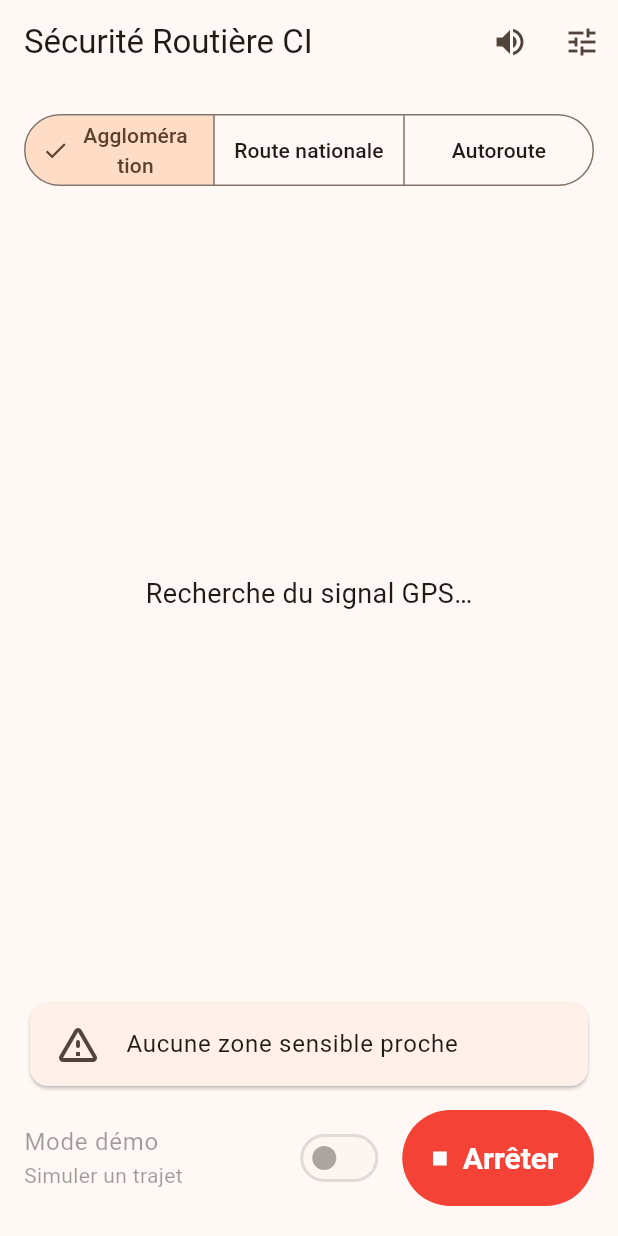
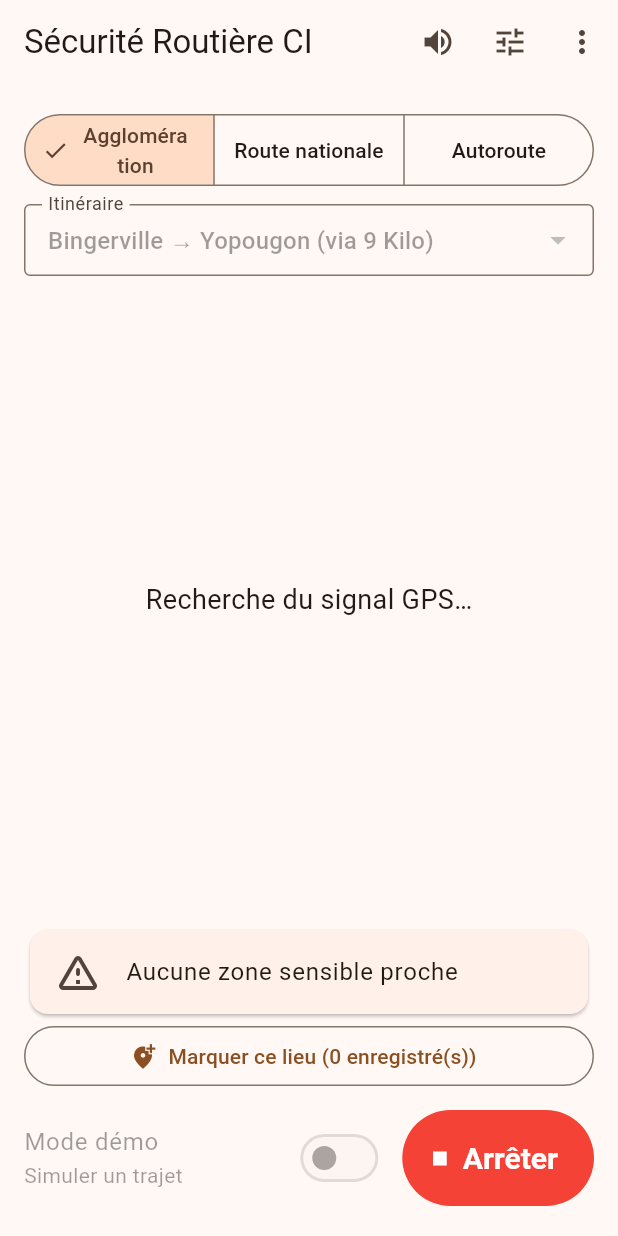
Before and after one commit to danielzehima/app_road_securiry, a Flutter app: the screen it shows after launch, after a tap on "Démarrer", on a phone screen of 412 x 824 dp. Run offline on Flutter 3.47's test engine with Material 3 defaults, Android fonts, the phone set to English and light mode, and no system bars; our stand-ins replace audioplayers, flutter_tts, geolocator, shared_preferences, wakelock_plus; statements that could not run were skipped.

Commit message:
Itineraire Bingerville - Yopougon via 9 Kilo, bouton Marquer ce lieu
- Itineraire avec 6 carrefours / zones (coordonnees approximatives)
- Choix de l'itineraire a l'ecran ; le mode demo suit le trace
- Bouton Marquer ce lieu : enregistre la position GPS reelle sur le telephone
- Tests : zones sur le trace, annonces dans l'ordre

Co-Authored-By: Claude Opus 5.5 <noreply@anthropic.com>
Claude-Session: https://claude.ai/code/session_013GBrGP71wuPqq36nSYbvcC

```diff
--- a/lib/core/alert_engine.dart
+++ b/lib/core/alert_engine.dart
@@ -106,7 +106,8 @@ class EngineResult {
 class AlertEngine {
   AlertConfig config;
   RoadType roadType;
-  final List<Zone> zones;
+  /// Zones actives (itinéraire choisi + lieux marqués). Modifiable en cours de route.
+  List<Zone> zones;
 
   AlertEngine({
     required this.zones,
--- a/lib/core/models.dart
+++ b/lib/core/models.dart
@@ -19,7 +19,9 @@ enum ZoneType {
   controle('Zone de contrôle'),
   ecole('École'),
   village('Traversée de village'),
-  danger('Virage dangereux');
+  danger('Virage dangereux'),
+  carrefour('Carrefour'),
+  monLieu('Lieu marqué');
 
   final String label;
   const ZoneType(this.label);
@@ -60,3 +62,20 @@ class GpsSample {
     required this.time,
   });
 }
+
+/// Itinéraire : un tracé (pour le mode démo) et ses zones sensibles.
+class DrivingRoute {
+  final String id;
+  final String name;
+
+  /// Points successifs du trajet, dans l'ordre de passage.
+  final List<LatLng> path;
+  final List<Zone> zones;
+
+  const DrivingRoute({
+    required this.id,
+    required this.name,
+    required this.path,
+    required this.zones,
+  });
+}
--- /dev/null
+++ b/lib/data/routes.dart
@@ -0,0 +1,85 @@
+import '../core/geo.dart';
+import '../core/models.dart';
+import 'test_zones.dart';
+
+/// Itinéraire Bingerville → Yopougon en passant par le carrefour 9 Kilo.
+///
+/// ATTENTION : les coordonnées sont APPROXIMATIVES (estimées sans accès
+/// à une carte). Elles peuvent être décalées de plusieurs centaines de mètres.
+/// Pour des alertes précises, utilisez « Marquer ce lieu » en passant
+/// réellement à chaque carrefour, puis remplacez les valeurs ci-dessous.
+const DrivingRoute bingervilleYopougon = DrivingRoute(
+  id: 'bingerville-yopougon-9kilo',
+  name: 'Bingerville → Yopougon (via 9 Kilo)',
+  path: [
+    LatLng(5.3536, -3.8930), // Bingerville centre
+    LatLng(5.3590, -3.9150), // Route de Bingerville, sortie ouest
+    LatLng(5.3655, -3.9380), // Carrefour 9 Kilo
+    LatLng(5.3600, -3.9600), // Boulevard Mitterrand, Riviera
+    LatLng(5.3570, -3.9720), // Carrefour Riviera 2
+    LatLng(5.3490, -4.0005), // Carrefour de la Vie (Cocody)
+    LatLng(5.3420, -4.0150), // Vers Adjamé
+    LatLng(5.3400, -4.0220), // Adjamé - Indénié
+    LatLng(5.3550, -4.0300), // Williamsville / Autoroute du Nord
+    LatLng(5.3470, -4.0620), // Yopougon - Siporex
+    LatLng(5.3360, -4.0730), // Yopougon centre
+  ],
+  zones: [
+    Zone(
+      id: 'r1-entree-bingerville',
+      type: ZoneType.village,
+      name: 'Sortie de Bingerville',
+      center: LatLng(5.3590, -3.9150),
+      limitKmh: 50,
+    ),
+    Zone(
+      id: 'r1-9kilo',
+      type: ZoneType.carrefour,
+      name: 'Carrefour 9 Kilo',
+      center: LatLng(5.3655, -3.9380),
+      limitKmh: 50,
+      radiusM: 350,
+    ),
+    Zone(
+      id: 'r1-riviera2',
+      type: ZoneType.carrefour,
+      name: 'Carrefour Riviera 2',
+      center: LatLng(5.3570, -3.9720),
+      limitKmh: 50,
+    ),
+    Zone(
+      id: 'r1-carrefour-vie',
+      type: ZoneType.carrefour,
+      name: 'Carrefour de la Vie',
+      center: LatLng(5.3490, -4.0005),
+      limitKmh: 50,
+    ),
+    Zone(
+      id: 'r1-indenie',
+      type: ZoneType.carrefour,
+      name: 'Carrefour Indénié',
+      center: LatLng(5.3400, -4.0220),
+      limitKmh: 50,
+    ),
+    Zone(
+      id: 'r1-siporex',
+      type: ZoneType.carrefour,
+      name: 'Carrefour Siporex',
+      center: LatLng(5.3470, -4.0620),
+      limitKmh: 50,
+    ),
+  ],
+);
+
+/// Zones de test d'origine, avec un court tracé vers la zone « école ».
+final DrivingRoute testRoute = DrivingRoute(
+  id: 'test-abidjan',
+  name: 'Zones de test Abidjan',
+  path: [
+    LatLng(testZones[1].center.lat - 1500 / 111195, testZones[1].center.lng),
+    LatLng(testZones[1].center.lat + 1000 / 111195, testZones[1].center.lng),
+  ],
+  zones: testZones,
+);
+
+final List<DrivingRoute> allRoutes = [bingervilleYopougon, testRoute];
--- a/lib/services/audio_alert_service.dart
+++ b/lib/services/audio_alert_service.dart
@@ -45,8 +45,9 @@ class AudioAlertService {
       case ZoneApproach(:final zone, :final distanceM):
         await HapticFeedback.mediumImpact();
         await _player.play(BytesSource(_beep));
+        final what = zone.type == ZoneType.carrefour ? zone.name : _zoneWord(zone.type);
         await _tts.speak(
-          '${_zoneWord(zone.type)} dans ${_roundDistance(distanceM)} mètres. '
+          '$what dans ${_roundDistance(distanceM)} mètres. '
           'Limite ${zone.limitKmh}.',
         );
       case OverspeedEnded():
@@ -64,6 +65,8 @@ class AudioAlertService {
         ZoneType.ecole => 'École',
         ZoneType.village => 'Traversée de village',
         ZoneType.danger => 'Virage dangereux',
+        ZoneType.carrefour => 'Carrefour',
+        ZoneType.monLieu => 'Lieu marqué',
       };
 
   static int _roundDistance(double m) => ((m / 100).round() * 100).clamp(100, 5000);
--- a/lib/services/demo_source.dart
+++ b/lib/services/demo_source.dart
@@ -4,31 +4,52 @@ import 'dart:math' as math;
 import '../core/geo.dart';
 import '../core/models.dart';
 
-/// Source GPS simulée pour essayer l'application sans rouler :
-/// un véhicule part à 1,5 km d'une zone et roule droit vers elle,
-/// à la vitesse réglée par le curseur de l'écran.
+/// Source GPS simulée : un véhicule suit le tracé [path] point par point,
+/// à la vitesse réglée par le curseur, puis recommence au début.
 class DemoSource {
-  final Zone target;
+  final List<LatLng> path;
   double speedKmh;
 
-  DemoSource({required this.target, this.speedKmh = 50});
+  late final List<double> _cumul = _cumulative(path);
+  double _travelled = 0;
+
+  DemoSource({required this.path, this.speedKmh = 50}) : assert(path.length >= 2);
+
+  /// Distance parcourue sur le tracé (m) et longueur totale.
+  double get travelledM => _travelled;
+  double get totalM => _cumul.last;
+
+  static List<double> _cumulative(List<LatLng> p) {
+    final out = <double>[0];
+    for (var i = 1; i < p.length; i++) {
+      out.add(out.last + distanceMeters(p[i - 1], p[i]));
+    }
+    return out;
+  }
+
+  /// Position sur le tracé après [d] mètres (interpolation linéaire).
+  LatLng _positionAt(double d) {
+    for (var i = 1; i < path.length; i++) {
+      if (d <= _cumul[i]) {
+        final seg = _cumul[i] - _cumul[i - 1];
+        final f = seg == 0 ? 0.0 : (d - _cumul[i - 1]) / seg;
+        final a = path[i - 1], b = path[i];
+        return LatLng(a.lat + (b.lat - a.lat) * f, a.lng + (b.lng - a.lng) * f);
+      }
+    }
+    return path.last;
+  }
 
   Stream<GpsSample> samples() {
-    // Point de départ : 1 500 m au sud de la zone (1° de latitude ≈ 111 km).
-    var lat = target.center.lat - 1500 / 111000;
-    final lng = target.center.lng;
     final controller = StreamController<GpsSample>();
     Timer? timer;
 
     controller.onListen = () {
       timer = Timer.periodic(const Duration(seconds: 1), (_) {
-        lat += (speedKmh / 3.6) / 111000;
-        // Une fois la zone dépassée de 1 km, on recommence.
-        if (lat > target.center.lat + 1000 / 111000) {
-          lat = target.center.lat - 1500 / 111000;
-        }
+        _travelled += math.max(0, speedKmh) / 3.6;
+        if (_travelled > totalM) _travelled = 0;
         controller.add(GpsSample(
-          position: LatLng(lat, lng),
+          position: _positionAt(_travelled),
           speedKmh: math.max(0, speedKmh),
           accuracyM: 5,
           time: DateTime.now(),
--- /dev/null
+++ b/lib/services/my_places_store.dart
@@ -0,0 +1,44 @@
+import 'dart:convert';
+
+import 'package:shared_preferences/shared_preferences.dart';
+
+import '../core/geo.dart';
+import '../core/models.dart';
+
+/// Lieux marqués par le conducteur (bouton « Marquer ce lieu »),
+/// enregistrés sur le téléphone uniquement.
+class MyPlacesStore {
+  static const _key = 'my_places_v1';
+
+  Future<List<Zone>> load() async {
+    final prefs = await SharedPreferences.getInstance();
+    final raw = prefs.getString(_key);
+    if (raw == null) return [];
+    final list = jsonDecode(raw) as List<dynamic>;
+    return [
+      for (final e in list.cast<Map<String, dynamic>>())
+        Zone(
+          id: e['id'] as String,
+          type: ZoneType.monLieu,
+          name: e['name'] as String,
+          center: LatLng((e['lat'] as num).toDouble(), (e['lng'] as num).toDouble()),
+          limitKmh: e['limit'] as int,
+        ),
+    ];
+  }
+
+  Future<void> save(List<Zone> places) async {
+    final prefs = await SharedPreferences.getInstance();
+    final data = [
+      for (final z in places)
+        {
+          'id': z.id,
+          'name': z.name,
+          'lat': z.center.lat,
+          'lng': z.center.lng,
+          'limit': z.limitKmh,
+        },
+    ];
+    await prefs.setString(_key, jsonEncode(data));
+  }
+}
--- a/lib/ui/driving_screen.dart
+++ b/lib/ui/driving_screen.dart
@@ -5,10 +5,11 @@ import 'package:wakelock_plus/wakelock_plus.dart';
 
 import '../core/alert_engine.dart';
 import '../core/models.dart';
-import '../data/test_zones.dart';
+import '../data/routes.dart';
 import '../services/audio_alert_service.dart';
 import '../services/demo_source.dart';
 import '../services/location_service.dart';
+import '../services/my_places_store.dart';
 
 /// Écran de conduite : vitesse, limite, prochaine zone, alertes sonores.
 class DrivingScreen extends StatefulWidget {
@@ -19,9 +20,14 @@ class DrivingScreen extends StatefulWidget {
 }
 
 class _DrivingScreenState extends State<DrivingScreen> {
-  final _engine = AlertEngine(zones: testZones);
+  final _engine = AlertEngine(zones: List.of(bingervilleYopougon.zones));
   final _audio = AudioAlertService();
   final _location = LocationService();
+  final _store = MyPlacesStore();
+
+  DrivingRoute _route = bingervilleYopougon;
+  List<Zone> _myPlaces = [];
+  GpsSample? _lastSample;
 
   StreamSubscription<GpsSample>? _sub;
   DrivingState? _state;
@@ -33,6 +39,59 @@ class _DrivingScreenState extends State<DrivingScreen> {
   void initState() {
     super.initState();
     _audio.init();
+    _store.load().then((places) {
+      if (!mounted) return;
+      setState(() => _myPlaces = places);
+      _applyZones();
+    });
+  }
+
+  /// Zones actives = zones de l'itinéraire choisi + lieux marqués.
+  void _applyZones() {
+    _engine.zones = [..._route.zones, ..._myPlaces];
+  }
+
+  Future<void> _markPlace() async {
+    final s = _lastSample;
+    if (_demo != null || s == null || s.accuracyM > 30) {
+      ScaffoldMessenger.of(context).showSnackBar(const SnackBar(
+        content: Text('Position GPS indisponible ou trop imprécise (mode démo désactivé requis).'),
+      ));
+      return;
+    }
+    final place = Zone(
+      id: 'mine-${s.time.millisecondsSinceEpoch}',
+      type: ZoneType.monLieu,
+      name: 'Mon lieu ${_myPlaces.length + 1}',
+      center: s.position,
+      limitKmh: _engine.roadType.defaultLimitKmh,
+    );
+    setState(() => _myPlaces = [..._myPlaces, place]);
+    _applyZones();
+    await _store.save(_myPlaces);
+    if (!mounted) return;
+    ScaffoldMessenger.of(context).showSnackBar(SnackBar(
+      content: Text('${place.name} enregistré '
+          '(${s.position.lat.toStringAsFixed(5)}, ${s.position.lng.toStringAsFixed(5)})'),
+    ));
+  }
+
+  Future<void> _clearPlaces() async {
+    final ok = await showDialog<bool>(
+      context: context,
+      builder: (context) => AlertDialog(
+        title: const Text('Effacer mes lieux ?'),
+        content: Text('${_myPlaces.length} lieu(x) marqué(s) seront supprimés.'),
+        actions: [
+          TextButton(onPressed: () => Navigator.pop(context, false), child: const Text('Annuler')),
+          TextButton(onPressed: () => Navigator.pop(context, true), child: const Text('Effacer')),
+        ],
+      ),
+    );
+    if (ok != true) return;
+    setState(() => _myPlaces = []);
+    _applyZones();
+    await _store.save(_myPlaces);
   }
 
   @override
@@ -46,8 +105,8 @@ class _DrivingScreenState extends State<DrivingScreen> {
   Future<void> _start() async {
     Stream<GpsSample> stream;
     if (_demoMode) {
-      // Zone « école » (limite 30) : on voit l'annonce puis le changement de limite.
-      _demo = DemoSource(target: testZones[1], speedKmh: 50);
+      // Le véhicule simulé suit le tracé de l'itinéraire choisi.
+      _demo = DemoSource(path: _route.path, speedKmh: 50);
       stream = _demo!.samples();
     } else {
       final status = await _location.ensurePermission();
@@ -76,6 +135,7 @@ class _DrivingScreenState extends State<DrivingScreen> {
   }
 
   void _onSample(GpsSample sample) {
+    _lastSample = sample;
     final result = _engine.onSample(sample);
     if (!mounted) return;
     setState(() => _state = result.state);
@@ -166,6 +226,18 @@ class _DrivingScreenState extends State<DrivingScreen> {
             icon: const Icon(Icons.tune),
             onPressed: _editTolerance,
           ),
+          PopupMenuButton<String>(
+            onSelected: (v) {
+              if (v == 'clear') _clearPlaces();
+            },
+            itemBuilder: (context) => [
+              PopupMenuItem(
+                value: 'clear',
+                enabled: _myPlaces.isNotEmpty,
+                child: Text('Effacer mes lieux (${_myPlaces.length})'),
+              ),
+            ],
+          ),
         ],
       ),
       body: SafeArea(
@@ -182,9 +254,34 @@ class _DrivingScreenState extends State<DrivingScreen> {
                 selected: {_engine.roadType},
                 onSelectionChanged: (sel) => setState(() => _engine.roadType = sel.first),
               ),
+              const SizedBox(height: 8),
+              DropdownButtonFormField<String>(
+                initialValue: _route.id,
+                decoration: const InputDecoration(
+                  labelText: 'Itinéraire',
+                  border: OutlineInputBorder(),
+                  isDense: true,
+                ),
+                items: [
+                  for (final r in allRoutes)
+                    DropdownMenuItem(value: r.id, child: Text(r.name, overflow: TextOverflow.ellipsis)),
+                ],
+                onChanged: _running
+                    ? null
+                    : (id) {
+                        setState(() => _route = allRoutes.firstWhere((r) => r.id == id));
+                        _applyZones();
+                      },
+              ),
               Expanded(child: _SpeedPanel(state: s, running: _running)),
               _NextZoneCard(state: s),
               if (_running && _demo != null) _demoSlider(),
+              if (_running && _demo == null)
+                OutlinedButton.icon(
+                  onPressed: _markPlace,
+                  icon: const Icon(Icons.add_location_alt),
+                  label: Text('Marquer ce lieu (${_myPlaces.length} enregistré(s))'),
+                ),
               const SizedBox(height: 8),
               Row(
                 children: [
--- a/pubspec.yaml
+++ b/pubspec.yaml
@@ -13,6 +13,7 @@ dependencies:
   flutter_tts: ^4.0.2
   audioplayers: ^6.1.0
   wakelock_plus: ^1.2.8
+  shared_preferences: ^2.3.2
 
 dev_dependencies:
   flutter_test:
```
Also changed, not shown: 1 other file.
